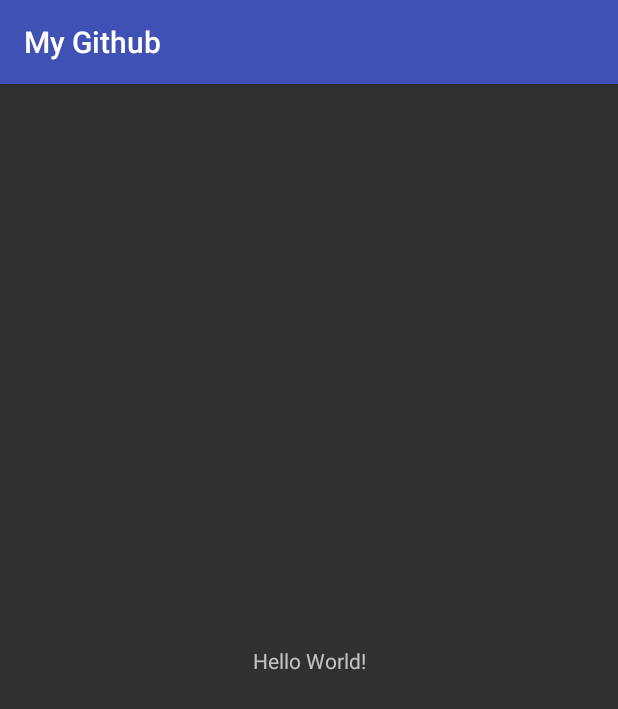
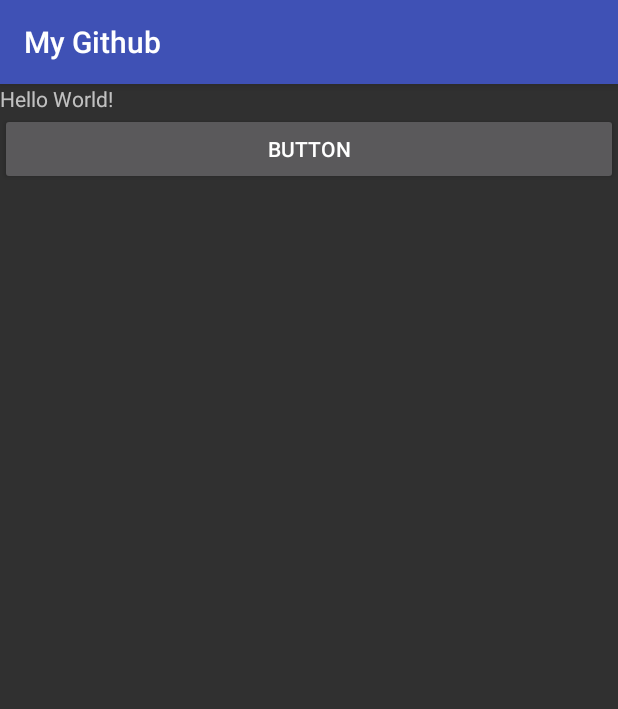
Before and after one commit to malibaig41/MyGithub, an Android app: the screen it shows after launch (MainActivity), on a phone screen of 412 x 824 dp. Shown: the top 709 px of the screen. Run offline under Robolectric (Android 15) with nearby library versions, the phone set to English and light mode, and no system bars.

Commit message:
One Button is added.

```diff
--- a/app/src/main/res/layout/activity_main.xml
+++ b/app/src/main/res/layout/activity_main.xml
@@ -1,9 +1,10 @@
 <?xml version="1.0" encoding="utf-8"?>
-<android.support.constraint.ConstraintLayout xmlns:android="http://schemas.android.com/apk/res/android"
+<LinearLayout xmlns:android="http://schemas.android.com/apk/res/android"
     xmlns:app="http://schemas.android.com/apk/res-auto"
     xmlns:tools="http://schemas.android.com/tools"
     android:layout_width="match_parent"
     android:layout_height="match_parent"
+    android:orientation="vertical"
     tools:context="com.ali.muhammad.mygithub.MainActivity">
 
     <TextView
@@ -15,4 +16,9 @@
         app:layout_constraintRight_toRightOf="parent"
         app:layout_constraintTop_toTopOf="parent" />
 
-</android.support.constraint.ConstraintLayout>
+    <Button
+        android:layout_width="match_parent"
+        android:layout_height="wrap_content"
+        android:text="Button" />
+
+</LinearLayout>
--- /dev/null
+++ b/gradle.properties
@@ -0,0 +1,17 @@
+# Project-wide Gradle settings.
+
+# IDE (e.g. Android Studio) users:
+# Gradle settings configured through the IDE *will override*
+# any settings specified in this file.
+
+# For more details on how to configure your build environment visit
+# http://www.gradle.org/docs/current/userguide/build_environment.html
+
+# Specifies the JVM arguments used for the daemon process.
+# The setting is particularly useful for tweaking memory settings.
+org.gradle.jvmargs=-Xmx1536m
+
+# When configured, Gradle will run in incubating parallel mode.
+# This option should only be used with decoupled projects. More details, visit
+# http://www.gradle.org/docs/current/userguide/multi_project_builds.html#sec:decoupled_projects
+# org.gradle.parallel=true
--- /dev/null
+++ b/settings.gradle
@@ -0,0 +1 @@
+include ':app'
```
Also changed, not shown: gradle/wrapper/gradle-wrapper.properties (added), 4 other files.
